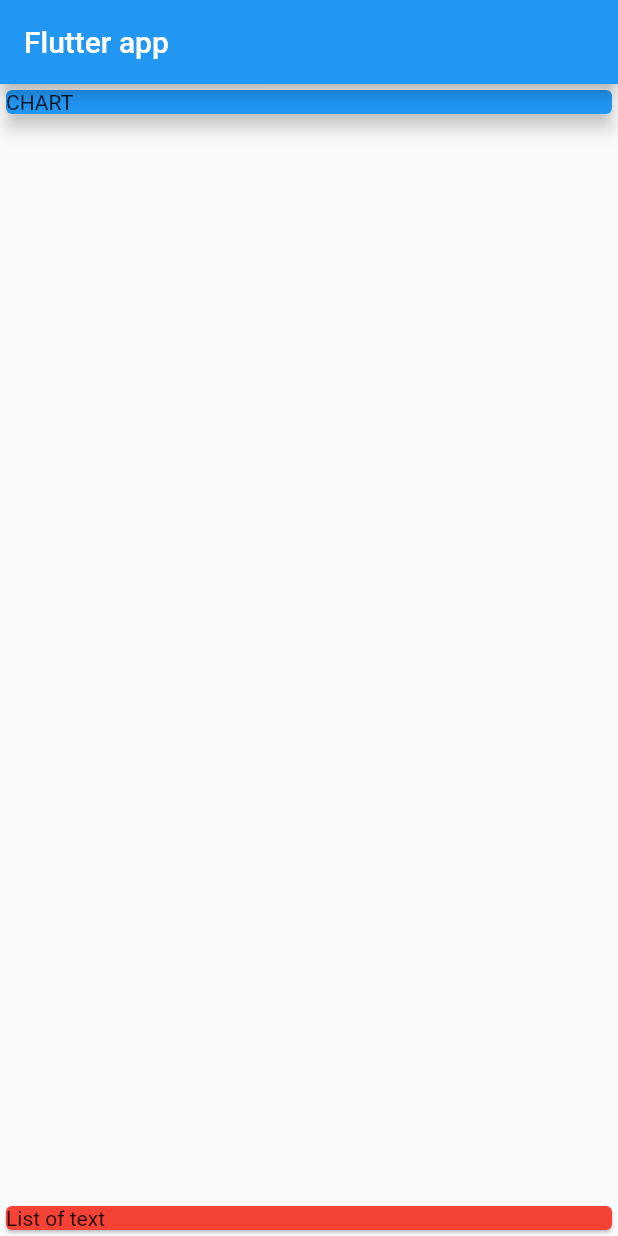
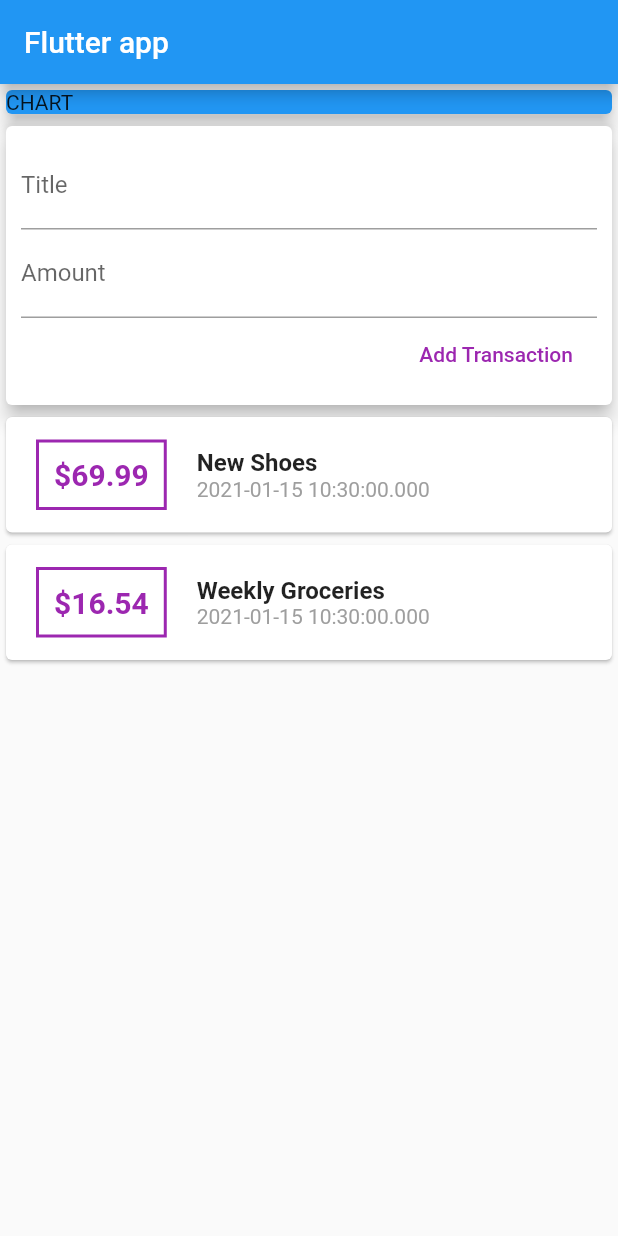
Before and after one commit to mlodyFrontendowiec/BudgetApp-Flutter, a Flutter app: the screen it shows after launch, on a phone screen of 412 x 824 dp. Run offline on Flutter 3.47's test engine with Material 2 defaults, Android fonts, the phone set to English and light mode, and no system bars.

Commit message:
Add inputs and button

```diff
--- a/lib/main.dart
+++ b/lib/main.dart
@@ -1,4 +1,5 @@
 import 'package:flutter/material.dart';
+import 'package:second_app/transaction.dart';
 
 void main() => runApp(MyApp());
 
@@ -13,6 +14,15 @@ class MyApp extends StatelessWidget {
 }
 
 class MyHomePage extends StatelessWidget {
+  final List<Transaction> transactions = [
+    Transaction(
+        id: "t1", title: "New Shoes", amount: 69.99, date: DateTime.now()),
+    Transaction(
+        id: "t2",
+        title: "Weekly Groceries",
+        amount: 16.54,
+        date: DateTime.now()),
+  ];
   @override
   Widget build(BuildContext context) {
     return Scaffold(
@@ -20,14 +30,76 @@ class MyHomePage extends StatelessWidget {
           title: Text("Flutter app"),
         ),
         body: Column(
-          mainAxisAlignment:MainAxisAlignment.spaceBetween,
-          crossAxisAlignment: CrossAxisAlignment.stretch,
-          children:
-
-        <Widget>[Card(child: Container(child:  Text("CHART"), width: double.infinity,),
-        elevation: 5,
-        color: Colors.blue,
-        ),Card(child: Text("List of text"), color: Colors.red,)],)
-        );
+            crossAxisAlignment: CrossAxisAlignment.stretch,
+            children: <Widget>[
+              Card(
+                child: Container(
+                  child: Text("CHART"),
+                  width: double.infinity,
+                ),
+                elevation: 5,
+                color: Colors.blue,
+              ),
+              Card(
+                elevation: 5,
+                child: Container(
+                  padding: EdgeInsets.all(10),
+                  child: Column(
+                    crossAxisAlignment: CrossAxisAlignment.end,
+                    children: <Widget>[
+                      TextField(
+                        decoration: InputDecoration(labelText: "Title"),
+                      ),
+                      TextField(
+                        decoration: InputDecoration(labelText: "Amount"),
+                      ),
+                      FlatButton(
+                        onPressed: () {},
+                        child: Text("Add Transaction"),
+                        textColor: Colors.purple,
+                      )
+                    ],
+                  ),
+                ),
+              ),
+              Column(
+                children: transactions
+                    .map((tx) => Card(
+                          child: Row(
+                            children: <Widget>[
+                              Container(
+                                padding: EdgeInsets.all(10),
+                                margin: EdgeInsets.symmetric(
+                                    vertical: 15, horizontal: 20),
+                                decoration: BoxDecoration(
+                                    border: Border.all(
+                                  color: Colors.purple,
+                                  width: 2,
+                                )),
+                                child: Text('\$${tx.amount}',
+                                    style: TextStyle(
+                                        fontWeight: FontWeight.bold,
+                                        fontSize: 20,
+                                        color: Colors.purple)),
+                              ),
+                              Column(
+                                crossAxisAlignment: CrossAxisAlignment.start,
+                                children: <Widget>[
+                                  Text(
+                                    tx.title,
+                                    style: TextStyle(
+                                        fontSize: 16,
+                                        fontWeight: FontWeight.bold),
+                                  ),
+                                  Text(tx.date.toString(),
+                                      style: TextStyle(color: Colors.grey))
+                                ],
+                              )
+                            ],
+                          ),
+                        ))
+                    .toList(),
+              )
+            ]));
   }
 }
--- a/lib/transaction.dart
+++ b/lib/transaction.dart
@@ -1,5 +1,13 @@
+import 'package:flutter/cupertino.dart';
+
 class Transaction {
-  String id;
-  String title;
-  double amount;
+  final String id;
+  final String title;
+  final double amount;
+  final DateTime date;
+  Transaction(
+      {@required this.id,
+      @required this.title,
+      @required this.amount,
+      @required this.date});
 }
--- a/pubspec.yaml
+++ b/pubspec.yaml
@@ -3,7 +3,7 @@ description: A new Flutter project.
 
 # The following line prevents the package from being accidentally published to
 # pub.dev using `pub publish`. This is preferred for private packages.
-publish_to: 'none' # Remove this line if you wish to publish to pub.dev
+publish_to: "none" # Remove this line if you wish to publish to pub.dev
 
 # The following defines the version and build number for your application.
 # A version number is three numbers separated by dots, like 1.2.43
@@ -24,7 +24,6 @@ dependencies:
   flutter:
     sdk: flutter
 
-
   # The following adds the Cupertino Icons font to your application.
   # Use with the CupertinoIcons class for iOS style icons.
   cupertino_icons: ^1.0.0
@@ -38,7 +37,6 @@ dev_dependencies:
 
 # The following section is specific to Flutter.
 flutter:
-
   # The following line ensures that the Material Icons font is
   # included with your application, so that you can use the icons in
   # the material Icons class.
```
